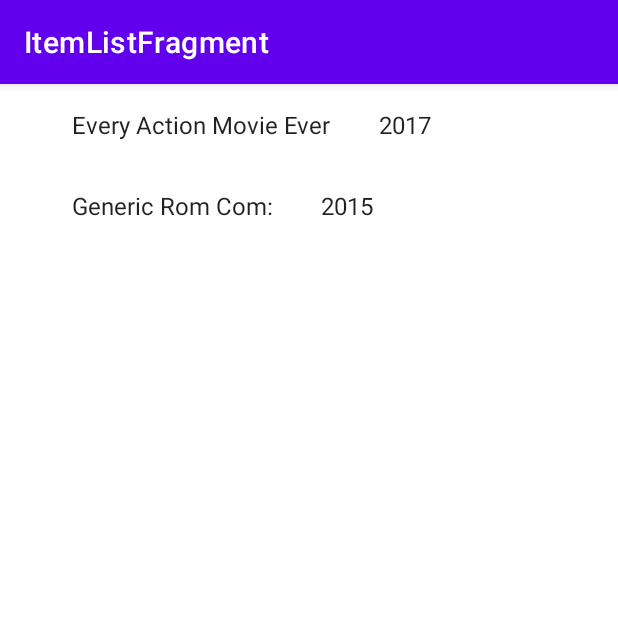
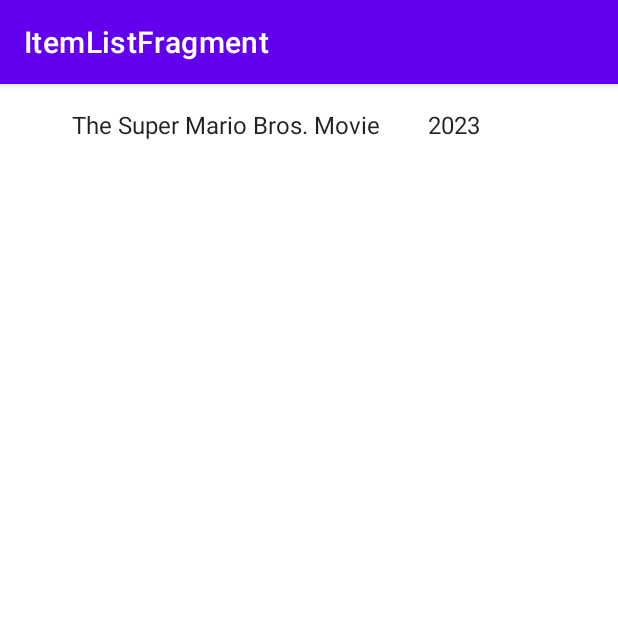
Before and after one commit to richtanner/MediaModels2022, an Android app: the screen it shows after launch (ItemDetailHostActivity), on a phone screen of 412 x 824 dp, the top half of it. Run offline under Robolectric (Android 15) with nearby library versions, the phone set to English and light mode, and no system bars; our stand-ins replace navigation-ui.

Commit message:
Implements media model and item details page

```diff
--- a/app/src/main/java/com/cs315/mediamodels2022/AlexBMediaContent.java
+++ b/app/src/main/java/com/cs315/mediamodels2022/AlexBMediaContent.java
@@ -1,4 +1,94 @@
 package com.cs315.mediamodels2022;
 
-public class AlexBMediaContent {
+import android.graphics.drawable.Drawable;
+import android.widget.ImageView;
+
+import androidx.appcompat.app.AppCompatActivity;
+import androidx.core.content.res.ResourcesCompat;
+
+import java.util.ArrayList;
+import java.util.Arrays;
+import java.util.HashMap;
+import java.util.List;
+import java.util.Map;
+
+public class AlexBMediaContent extends AppCompatActivity {
+
+    /**
+     * A map of the Movie items, by ID (title).
+     */
+    public static final Map<String, MediaModel> ITEM_MAP = new HashMap<String, MediaModel>();
+
+    /**
+     * A List of the Movie items.
+     */
+    // I am calling this MOVIES, because that's what I am putting in here.  You can call it GAMES, or BOOKS, or ANIME, or FAVORITE_CS_TEXTBOOKS, ...whatever
+    public static final List<MediaModel> Movie_List = new ArrayList<MediaModel>();
+
+
+    /**
+     * Create all those movie Strings we will be needing for the models
+     */
+    // CS315: DO THIS
+    // TODO: COPY this class to create your OWN MediaContent.  Then, create five NEW media objects here. Complete with images and URLs. DELETE the two existing movies, they are only here as an example
+    private static final String movie1Title = "The Super Mario Bros. Movie";
+    private static final String movie1Description = "A plumber named Mario travels through an underground labyrinth with his brother, Luigi, trying to save a captured princess. Feature film adaptation of the popular video game.";
+    private static final String movie1Year = "2023";
+    private static final String movie1Image = String.valueOf(R.drawable.api6nuaeb__93364);
+    private static final String movie1Weblink = "https://www.imdb.com/title/tt6718170/?ref_=tt_mv_close";
+
+    private static final String movie2Title = "";
+    private static final String movie2Description = "";
+    private static final String movie2Year = "";
+    private static final String movie2Image = String.valueOf(R.drawable.api6nuaeb__93364);
+    private static final String movie2Weblink = "";
+
+    private static final String movie3Title = "";
+    private static final String movie3Description = "";
+    private static final String movie3Year = "";
+    private static final String movie3Image = "";
+    private static final String movie3Weblink = "";
+
+    private static final String movie4Title = "";
+    private static final String movie4Description = "";
+    private static final String movie4Year = "";
+    private static final String movie4Image = "";
+    private static final String movie4Weblink = "";
+
+    private static final String movie5Title = "";
+    private static final String movie5Description = "";
+    private static final String movie5Year = "";
+    private static final String movie5Image = "";
+    private static final String movie5Weblink = "";
+
+
+
+
+    /**
+     * Create and return an array of Movie items.  Duh!
+     */
+    public void createMovieMagic () {
+
+        // make those movie objects
+        MediaModel new_movie1 = new MediaModel(movie1Title, movie1Description, movie1Year, movie1Image, movie1Weblink);
+        MediaModel new_movie2 = new MediaModel(movie2Title, movie2Description, movie2Year, movie2Image, movie2Weblink);
+        MediaModel new_movie3 = new MediaModel(movie3Title, movie3Description, movie3Year, movie3Image, movie3Weblink);
+        MediaModel new_movie4 = new MediaModel(movie4Title, movie4Description, movie4Year, movie4Image, movie4Weblink);
+        MediaModel new_movie5 = new MediaModel(movie5Title, movie5Description, movie5Year, movie5Image, movie5Weblink);
+
+        // add EACH movie object to our lists and maps
+        addMovieToList(new_movie1);
+        addMovieToList(new_movie2);
+        addMovieToList(new_movie3);
+        addMovieToList(new_movie4);
+        addMovieToList(new_movie5);
+
+        // no more movies to add?  Okay... return our list
+    }
+
+    // Internal helper so we don't forget any steps in the complex two-step system.  Seriously.  It happens.
+    private void addMovieToList (MediaModel datMovie) {
+        Movie_List.add(datMovie);
+        ITEM_MAP.put(datMovie.getMediaTitle(), datMovie);
+    }
 }
--- a/app/src/main/java/com/cs315/mediamodels2022/ItemDetailFragment.java
+++ b/app/src/main/java/com/cs315/mediamodels2022/ItemDetailFragment.java
@@ -2,9 +2,11 @@ package com.cs315.mediamodels2022;
 
 import android.app.Activity;
 import android.content.ClipData;
+import android.graphics.drawable.Drawable;
 import android.os.Bundle;
 import android.view.DragEvent;
 
+import androidx.annotation.NonNull;
 import androidx.fragment.app.Fragment;
 
 import android.view.LayoutInflater;
@@ -47,7 +49,8 @@ public class ItemDetailFragment extends Fragment {
     private final View.OnDragListener dragListener = (v, event) -> {
         if (event.getAction() == DragEvent.ACTION_DROP) {
             ClipData.Item clipDataItem = event.getClipData().getItemAt(0);
-            mediaItem = ProfsExampleMediaContent.ITEM_MAP.get(getArguments().getString(ARG_ITEM_ID));
+            assert getArguments() != null;
+            mediaItem = AlexBMediaContent.ITEM_MAP.get(getArguments().getString(ARG_ITEM_ID));
             updateContent();
         }
         return true;
@@ -65,16 +68,17 @@ public class ItemDetailFragment extends Fragment {
     public void onCreate(Bundle savedInstanceState) {
         super.onCreate(savedInstanceState);
 
+        assert getArguments() != null;
         if (getArguments().containsKey(ARG_ITEM_ID)) {
             // Load the MEDIA content specified by the fragment arguments.
-            mediaItem = ProfsExampleMediaContent.ITEM_MAP.get(getArguments().getString(ARG_ITEM_ID));
+            mediaItem = AlexBMediaContent.ITEM_MAP.get(getArguments().getString(ARG_ITEM_ID));
 
             // maybe set the title here?
         }
     }
 
     @Override
-    public View onCreateView(LayoutInflater inflater, ViewGroup container,
+    public View onCreateView( LayoutInflater inflater, ViewGroup container,
                              Bundle savedInstanceState) {
 
         binding = FragmentItemDetailBinding.inflate(inflater, container, false);
@@ -106,6 +110,7 @@ public class ItemDetailFragment extends Fragment {
             if (mToolbarLayout != null)
             {
                 mToolbarLayout.setTitle(mediaItem.getMediaTitle());
+
             }
 
             if (mediaImageView != null)
@@ -113,6 +118,8 @@ public class ItemDetailFragment extends Fragment {
 
                 // CS315: DO THIS
                 // TODO: Set the image based upon the string we got stashed in getMovieImage()
+                mediaImageView.setImageResource(Integer.parseInt(mediaItem.getMediaImage()));
+
 
             }
 
--- a/app/src/main/java/com/cs315/mediamodels2022/ItemListFragment.java
+++ b/app/src/main/java/com/cs315/mediamodels2022/ItemListFragment.java
@@ -5,6 +5,7 @@ import android.content.ClipDescription;
 import android.os.Build;
 import android.os.Bundle;
 
+import androidx.annotation.NonNull;
 import androidx.core.view.ViewCompat;
 import androidx.fragment.app.Fragment;
 import androidx.navigation.Navigation;
@@ -37,14 +38,14 @@ public class ItemListFragment extends Fragment {
 
 
     // I am setting up my model creator... again this is called "movieMaker" only because I am doing movies!  Call yours whatever makes sense!
-    private static ProfsExampleMediaContent movieMaker = new ProfsExampleMediaContent();
+    private static final AlexBMediaContent my_movie_list = new AlexBMediaContent();
 
     // CS315: DO THIS
     // TODO: After you create your OWN Model Creator, DELETE the reference to "ProfsExampleMediaContent" above and call your own!
 
 
     @Override
-    public View onCreateView(LayoutInflater inflater, ViewGroup container, Bundle savedInstanceState) {
+    public View onCreateView(@NonNull LayoutInflater inflater, ViewGroup container, Bundle savedInstanceState) {
 
         binding = FragmentItemListBinding.inflate(inflater, container, false);
         return binding.getRoot();
@@ -70,10 +71,10 @@ public class ItemListFragment extends Fragment {
     ) {
 
         // CS315: I am calling MY Media Creator and having it populate with the line below... obviously, change that out to YOUR thing
-        movieMaker.createMovieMagic();
+        my_movie_list.createMovieMagic();
         recyclerView.setAdapter(new SimpleItemRecyclerViewAdapter(
                 // TODO: After you create your OWN Model Creator, DELETE the reference to "movieMaker.MOVIES" below and call your own!
-                movieMaker.MOVIES,
+                AlexBMediaContent.Movie_List,
                 itemDetailFragmentContainer
         ));
     }
@@ -142,7 +143,6 @@ public class ItemListFragment extends Fragment {
                 mIdView = binding.idText;
                 mContentView = binding.content;
             }
-
         }
     }
 }
--- a/app/src/main/java/com/cs315/mediamodels2022/MediaModel.java
+++ b/app/src/main/java/com/cs315/mediamodels2022/MediaModel.java
@@ -17,7 +17,6 @@ public class MediaModel {
         setMediaImage(mediaImage);
         setMediaWeblink(mediaWeblink);
     }
-
     /* getters */
     public String getMediaTitle() {
         return mediaTitle;
@@ -32,7 +31,7 @@ public class MediaModel {
     }
 
     public String getMediaImage() {
-        return mediaImage;
+        return mediaImage.toString();
     }
 
     public String getMediaWeblink() {
--- a/app/src/main/res/layout-sw600dp/fragment_item_list.xml
+++ b/app/src/main/res/layout-sw600dp/fragment_item_list.xml
@@ -7,7 +7,7 @@
 
     <androidx.recyclerview.widget.RecyclerView
         android:id="@+id/item_list"
-        android:name="com.cs315.mediamodels2022.ItemListFragment"
+        android:name="@string/watch_list_banner"
         android:layout_width="0dp"
         android:layout_height="match_parent"
         android:layout_marginStart="@dimen/container_margin"
--- a/app/src/main/res/layout/fragment_item_list.xml
+++ b/app/src/main/res/layout/fragment_item_list.xml
@@ -10,7 +10,7 @@
 
     <androidx.recyclerview.widget.RecyclerView
         android:id="@+id/item_list"
-        android:name="com.cs315.mediamodels2022.ItemListFragment"
+        android:name="@string/watch_list_banner"
         android:layout_width="match_parent"
         android:layout_height="match_parent"
         android:layout_marginLeft="16dp"
--- a/app/src/main/res/values/strings.xml
+++ b/app/src/main/res/values/strings.xml
@@ -1,5 +1,14 @@
 <resources>
     <string name="app_name">MediaModels2022</string>
     <string name="title_item_detail">Item Detail</string>
-    <string name="alexb_branch">String for a new branch</string>
+    <string name="watch_list_banner">My Watchlist</string>
+
+    <!-- Movie resources -->
+        <string-array name="movie_details_array">
+            <item name="movie_title">Title</item>
+            <item name="movie_description">Description</item>
+            <item name="movie_release_year">Release Date</item>
+            <item name="movie_poster">Poster Image</item>
+            <item name="movie_weblink">URL</item>
+        </string-array>
 </resources>
```
Also changed, not shown: app/src/main/res/drawable/api6nuaeb__93364.jpg (added).
